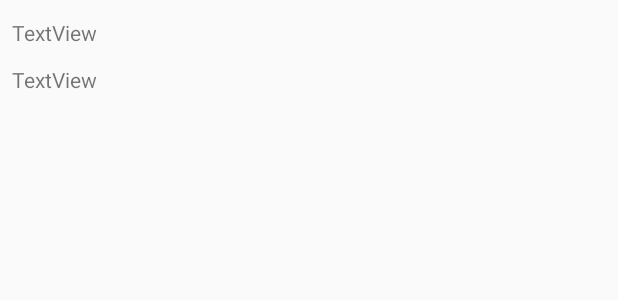
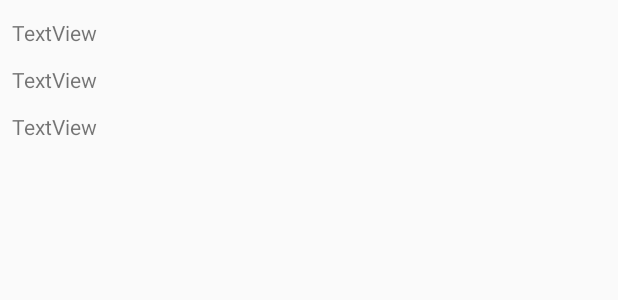
Before and after one commit to hassanelkharroubi/My-Assistant, an Android app: the layout hotel_item.xml on its own in the app's theme, with its tools: preview values and no code run, on a phone screen of 412 x 824 dp. Shown: the top 300 px of the screen. Run offline under Robolectric (Android 15) with nearby library versions, the phone set to English and light mode, and no system bars.

Commit message:
changer le recherche

```diff
--- a/app/src/main/java/com/tacheyourself/myassistant/internet/SendRequest.java
+++ b/app/src/main/java/com/tacheyourself/myassistant/internet/SendRequest.java
@@ -73,7 +73,6 @@ mContext = context;
                         String adresse=jsonObject.getString("adresse");
                         String pointsForts=jsonObject.getString("points_forts");
                         String lieuxApp=jsonObject.getString("lieux_proximite");
-                        //String aeroports=jsonObject.getString("aéroports les plus proches");
                         int prix=jsonObject.getInt("prix");
 
                         //by default give 2
@@ -109,7 +108,7 @@ mContext = context;
                         //by default give 2
                         Log.d(TAG,etoile+" eval "+eval);
 
-                        hotelList.add(new Hotel(name,adresse,pointsForts,lieuxApp,null,evaluation,prix,stars));
+                        hotelList.add(new Hotel(name,adresse,pointsForts,lieuxApp,evaluation,prix,stars));
                         //! send to to searchActivity
 
                     }
--- a/app/src/main/res/layout/hotel_filtre.xml
+++ b/app/src/main/res/layout/hotel_filtre.xml
@@ -21,7 +21,7 @@
                 android:layout_width="wrap_content"
                 android:layout_height="wrap_content"
                 android:layout_weight="1"
-                android:text="min"
+                android:text="prix minimum"
                 android:textSize="16sp" />
 
             <TextView
@@ -29,7 +29,7 @@
                 android:layout_width="wrap_content"
                 android:layout_height="wrap_content"
                 android:layout_weight="1"
-                android:text="max"
+                android:text="prix maximum"
                 android:textSize="16sp" />
         </LinearLayout>
 
--- a/app/src/main/res/layout/hotel_item.xml
+++ b/app/src/main/res/layout/hotel_item.xml
@@ -20,4 +20,16 @@
         android:layout_marginTop="4dp"
         android:padding="4dp"
         android:text="TextView" />
+
+
+    <TextView
+        android:id="@+id/mPoint_fort"
+        android:layout_width="match_parent"
+        android:layout_height="wrap_content"
+        android:layout_marginTop="4dp"
+        android:padding="4dp"
+        android:text="TextView" />
+
+
+
 </LinearLayout>
--- a/app/src/main/res/layout/site_item.xml
+++ b/app/src/main/res/layout/site_item.xml
@@ -49,4 +49,5 @@
         android:padding="4dp"
         android:text="TextView" />
 
+
 </LinearLayout>
```
Also changed, not shown: app/src/main/java/com/tacheyourself/myassistant/adapter/HotelAdapter.java (+18 -0 lines), app/src/main/java/com/tacheyourself/myassistant/model/Hotel.java (+3 -9 lines).
